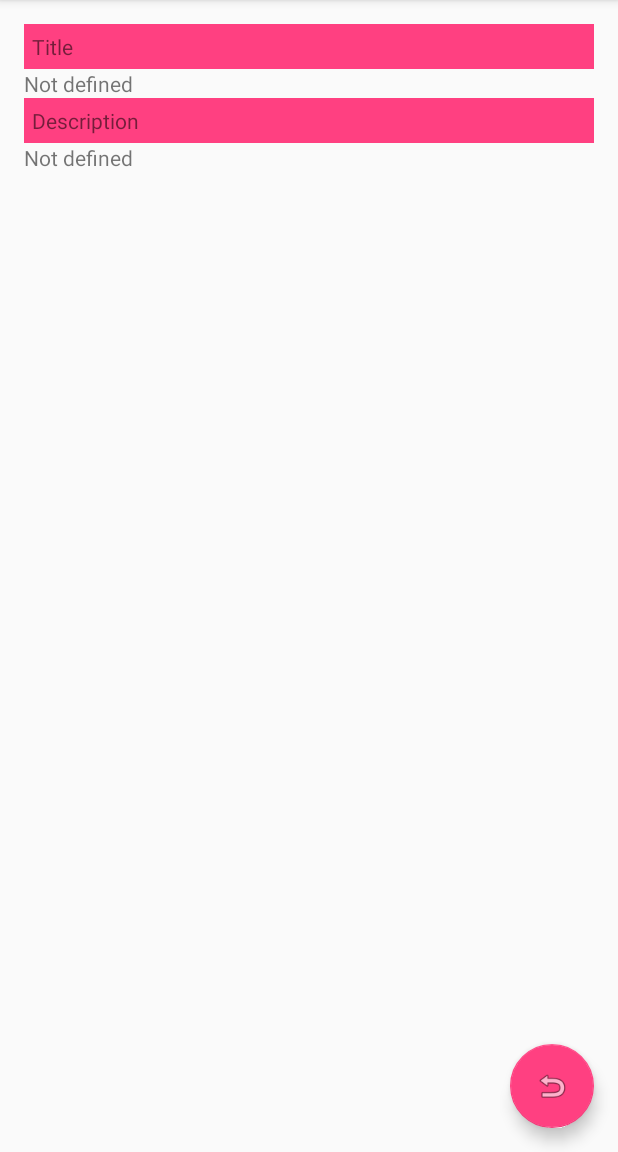
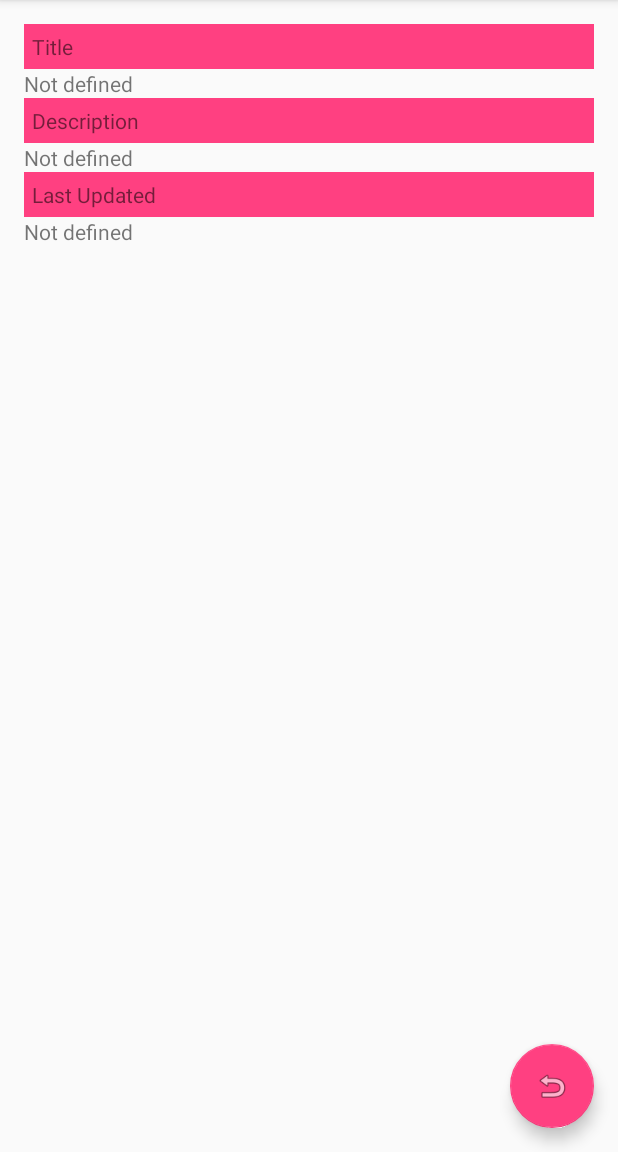
Before and after one commit to olanigan/yleListing, an Android app: the ItemActivity screen opened directly, with no data from a screen before it, on a phone screen of 412 x 824 dp, the part 84-1236 px from its top. Run offline under Robolectric (Android 15) with nearby library versions, the phone set to English and light mode, and no system bars.

Commit message:
Added Last Updated

```diff
--- a/app/src/main/java/com/yle/olanigan/media/ItemActivity.java
+++ b/app/src/main/java/com/yle/olanigan/media/ItemActivity.java
@@ -16,9 +16,11 @@ public class ItemActivity extends AppCompatActivity {
 
     private static String TAG_TITLE = "title";
     private static String TAG_DESC = "description";
+    private static String TAG_MOD = "modified";
 
     private TextView titleView;
     private TextView descView;
+    private TextView lastModifiedView;
 
     @Override
     protected void onCreate(Bundle savedInstanceState) {
@@ -41,7 +43,7 @@ public class ItemActivity extends AppCompatActivity {
 
         titleView = (TextView) findViewById(R.id.titleView);
         descView = (TextView) findViewById(R.id.descView);
-
+        lastModifiedView = (TextView) findViewById(R.id.lastModifiedView);
         //handle intent from MainActivity
         handleIntent();
     }
@@ -51,9 +53,11 @@ public class ItemActivity extends AppCompatActivity {
         Intent intent = getIntent();
         String title = intent.hasExtra(TAG_TITLE) ? intent.getStringExtra(TAG_TITLE)  : "Not defined";
         String desc =  intent.hasExtra(TAG_DESC) ? intent.getStringExtra(TAG_DESC)  : "Not defined";
+        String lastModified = intent.hasExtra(TAG_MOD) ? intent.getStringExtra(TAG_MOD)  : "Not defined";
 
         titleView.setText(title);
         descView.setText(desc);
+        lastModifiedView.setText(lastModified);
     }
 
 }
--- a/app/src/main/res/layout/content_item.xml
+++ b/app/src/main/res/layout/content_item.xml
@@ -40,4 +40,18 @@
         android:layout_width="wrap_content"
         android:layout_height="wrap_content"
         ></TextView>
+
+    <TextView
+        android:layout_width="match_parent"
+        android:layout_height="wrap_content"
+        android:text="@string/lastUpdated"
+        android:padding="@dimen/small_margin"
+        android:background="@color/colorAccent"
+        ></TextView>
+
+    <TextView
+        android:id = "@+id/lastModifiedView"
+        android:layout_width="wrap_content"
+        android:layout_height="wrap_content"
+        ></TextView>
 </LinearLayout>
--- a/app/src/main/res/layout/content_main.xml
+++ b/app/src/main/res/layout/content_main.xml
@@ -26,10 +26,4 @@
         android:dividerHeight="@dimen/small_margin"
         android:padding="@dimen/small_margin"></ListView>
 
-    <Button
-        android:layout_width="match_parent"
-        android:layout_height="wrap_content"
-        android:padding="@dimen/small_margin"
-        android:text="@string/next"
-        android:onClick="fetchProgram"/>
 </LinearLayout>
--- a/app/src/main/res/menu/menu_main.xml
+++ b/app/src/main/res/menu/menu_main.xml
@@ -7,7 +7,5 @@
         android:orderInCategory="100"
         android:title="@string/action_settings"
         app:showAsAction="never" />
-    <item android:id="@+id/load"
-        android:title="@string/load"
-        app:showAsAction="never" ></item>
+
 </menu>
--- a/app/src/main/res/values/strings.xml
+++ b/app/src/main/res/values/strings.xml
@@ -17,10 +17,14 @@
     <string name="pref_app_key">YLE App Key</string>
     <string name="pref_app_id"> YLE App ID</string>
     <string name="pref_offset">Offset</string>
+    <string name="pref_limit">Limit</string>
     <string name="default_id">b430a3e1</string>
     <string name="default_key">7f38610e4807ccaa68e3b72bca97a0c7</string>
-    <string name="default_offset">25</string>
+    <string name="default_offset">20</string>
+    <string name="default_limit">20</string>
     <string name="next">Load Programs</string>
+    <string name="lastUpdated">Last Updated</string>
+    <string name="meta_offset">Meta Offset</string>
 
 
 </resources>
```
Also changed, not shown: app/src/main/java/com/yle/olanigan/media/MainActivity.java (+17 -17 lines), app/src/main/java/com/yle/olanigan/media/SettingsActivity.java (+2 -6 lines), app/src/main/java/com/yle/olanigan/media/api/RESTClient.java (+24 -9 lines), app/src/main/java/com/yle/olanigan/media/models/Datum.java (+28 -0 lines), app/src/main/java/com/yle/olanigan/media/models/Meta.java (+4 -4 lines), app/src/main/java/com/yle/olanigan/media/models/ProgramItem.java (+12 -1 lines), app/src/main/res/xml/pref_general.xml (+5 -4 lines).
